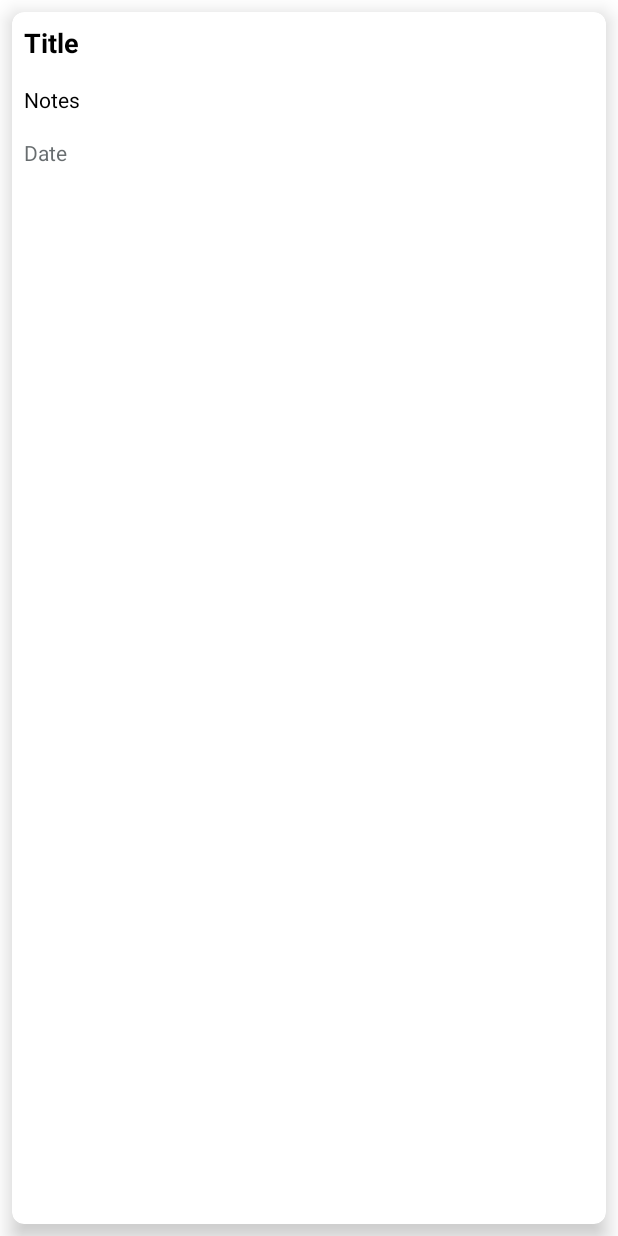
After one commit to Aseempaul007/MVVM-Notes-App, an Android app: the layout notes_list.xml on its own in the app's theme, with its tools: preview values and no code run, on a phone screen of 412 x 824 dp. The commit adds this screen. Run offline under Robolectric (Android 15) with nearby library versions, the phone set to English and light mode, and no system bars.

Commit message:
UI added!

```diff
--- /dev/null
+++ b/app/src/main/res/drawable/ic_add.xml
@@ -0,0 +1,5 @@
+<vector android:height="24dp" android:tint="#000000"
+    android:viewportHeight="24" android:viewportWidth="24"
+    android:width="24dp" xmlns:android="http://schemas.android.com/apk/res/android">
+    <path android:fillColor="@android:color/white" android:pathData="M19,13h-6v6h-2v-6H5v-2h6V5h2v6h6v2z"/>
+</vector>
--- /dev/null
+++ b/app/src/main/res/layout/notes_list.xml
@@ -0,0 +1,77 @@
+<?xml version="1.0" encoding="utf-8"?>
+<androidx.cardview.widget.CardView xmlns:android="http://schemas.android.com/apk/res/android"
+    android:layout_width="match_parent"
+    android:layout_height="match_parent"
+    xmlns:app="http://schemas.android.com/apk/res-auto"
+    android:id="@+id/notes_container"
+    app:cardBackgroundColor="@color/white"
+    app:cardCornerRadius="8dp"
+    app:cardElevation="8dp"
+    android:layout_margin="8dp">
+
+    <LinearLayout
+        android:orientation="vertical"
+        android:layout_width="match_parent"
+        android:layout_height="wrap_content">
+
+        <RelativeLayout
+            android:layout_width="match_parent"
+            android:layout_height="wrap_content">
+
+            <TextView
+                android:id="@+id/textView_title"
+                android:text="Title"
+                android:layout_alignParentStart="true"
+                android:textSize="18sp"
+                android:textColor="@color/black"
+                android:textStyle="bold"
+                android:padding="8dp"
+                android:singleLine="true"
+                android:ellipsize="marquee"
+                android:marqueeRepeatLimit="marquee_forever"
+                android:scrollHorizontally="true"
+                android:layout_width="match_parent"
+                android:layout_height="wrap_content"/>
+
+            <ImageView
+                android:id="@+id/imageView_pin"
+                android:layout_width="20dp"
+                android:layout_height="20dp"
+                android:layout_alignParentEnd="true"
+                android:layout_margin="8dp" />
+
+        </RelativeLayout>
+
+        <TextView
+            android:id="@+id/textView_notes"
+            android:text="Notes"
+            android:layout_alignParentStart="true"
+            android:textSize="14sp"
+            android:textColor="@color/black"
+            android:textStyle="normal"
+            android:padding="8dp"
+            android:maxLines="10"
+            android:layout_width="match_parent"
+            android:layout_height="wrap_content"/>
+
+        <TextView
+            android:id="@+id/textView_date"
+            android:text="Date"
+            android:layout_alignParentStart="true"
+            android:textSize="14sp"
+            android:textColor="@color/grey"
+            android:singleLine="true"
+            android:ellipsize="marquee"
+            android:marqueeRepeatLimit="marquee_forever"
+            android:scrollHorizontally="true"
+            android:textStyle="normal"
+            android:padding="8dp"
+            android:maxLines="10"
+            android:layout_width="match_parent"
+            android:layout_height="wrap_content"/>
+
+
+
+    </LinearLayout>
+
+</androidx.cardview.widget.CardView>
--- a/app/src/main/res/values/colors.xml
+++ b/app/src/main/res/values/colors.xml
@@ -7,4 +7,5 @@
     <color name="teal_700">#FF018786</color>
     <color name="black">#FF000000</color>
     <color name="white">#FFFFFFFF</color>
+    <color name="grey">#B0242B2E</color>
 </resources>
```
Also changed, not shown: app/src/main/java/com/example/notes/Adapters/NotesViewHolder.java (added, +55 -0 lines), app/src/main/res/layout/activity_main.xml (+22 -1 lines), app/src/main/res/drawable/icon_pin.png (added).
